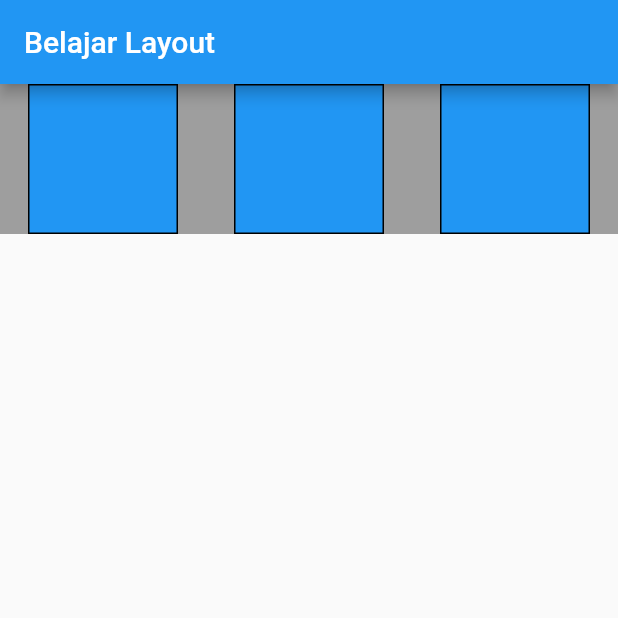
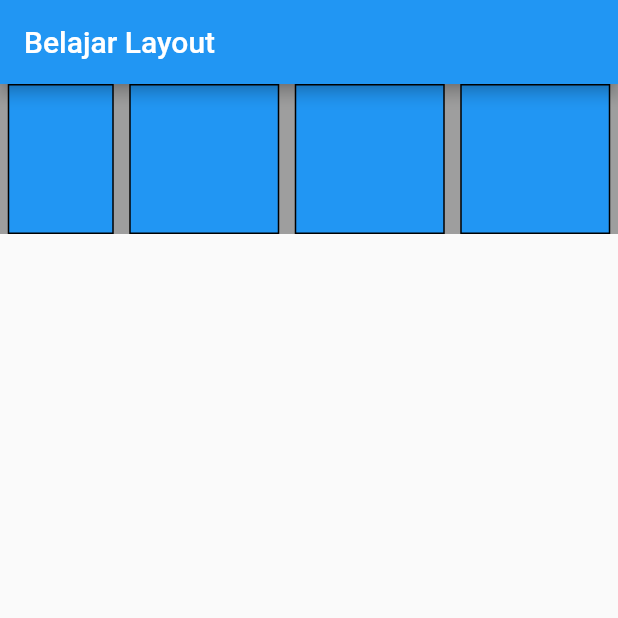
Before and after one commit to siubie/flutter_layout, a Flutter app: the screen it shows after launch, on a phone screen of 412 x 824 dp, the top half of it. Run offline on Flutter 3.47's test engine with Material 2 defaults, Android fonts, the phone set to English and light mode, and no system bars.

Commit message:
Demo Flexible

```diff
--- a/lib/main.dart
+++ b/lib/main.dart
@@ -25,15 +25,16 @@ class Layout extends StatelessWidget {
             mainAxisAlignment: MainAxisAlignment.spaceAround,
             children: [
               Flexible(
+                flex: 1,
                 fit: FlexFit.loose,
-                flex: 1,
                 child: BlueBox(),
               ),
               Flexible(
+                flex: 2,
                 fit: FlexFit.loose,
-                flex: 1,
                 child: BlueBox(),
               ),
+              BlueBox(),
               BlueBox(),
             ],
           ),
```
